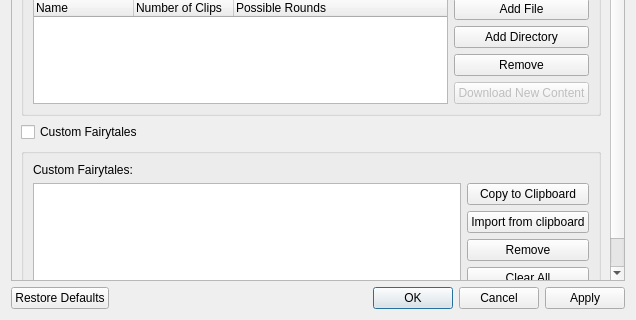
First picture: the form in ui/settings.ui, repository tdauth/gustavsfairyland, before the edit; both pictures show x 0 to 636 and y 316 to 636 of the 636 by 636 pixel window.
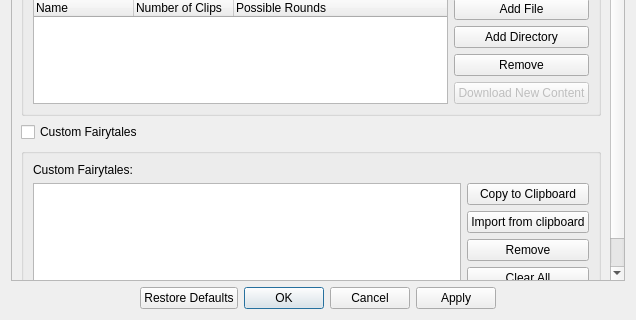
Second picture: the form after the edit.

Commit message: Centered buttons

```diff
--- a/ui/settings.ui
+++ b/ui/settings.ui
@@ -373,7 +373,7 @@
      </widget>
     </widget>
    </item>
-   <item row="1" column="0">
+   <item row="1" column="0" alignment="Qt::AlignHCenter">
     <widget class="QDialogButtonBox" name="buttonBox">
      <property name="standardButtons">
       <set>QDialogButtonBox::Apply|QDialogButtonBox::Cancel|QDialogButtonBox::Ok|QDialogButtonBox::RestoreDefaults</set>
```
The commit also changes 1 other file.
